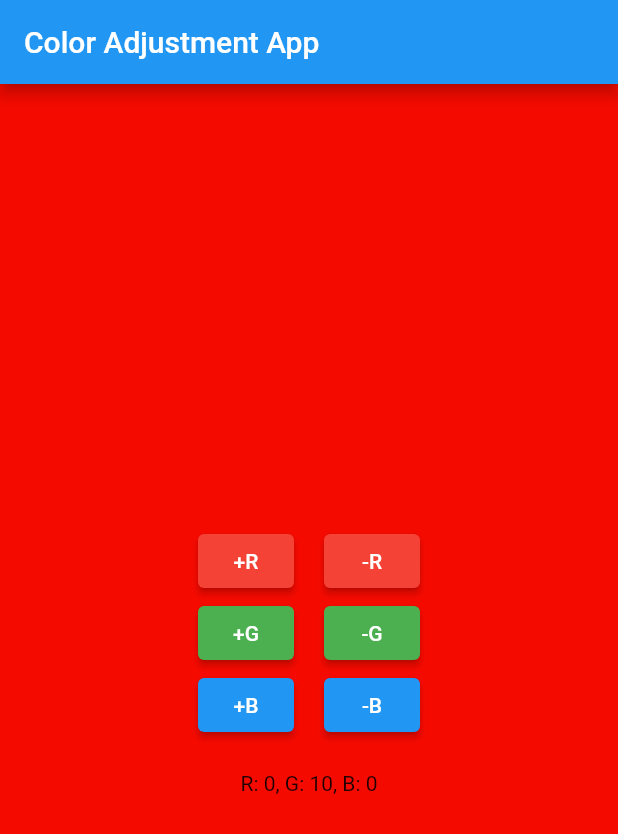
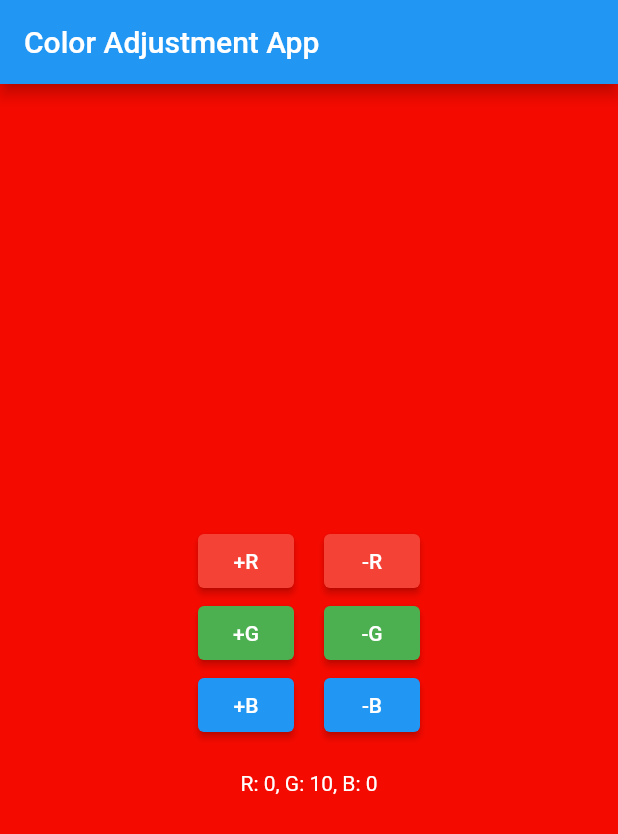
Before and after one commit to rafa-simoes22/tons_cores, a Flutter app: the screen it shows after launch, after a tap on "-R", after a tap on "+G", on a phone screen of 412 x 824 dp. Shown: the top 834 px of the screen. Run offline on Flutter 3.47's test engine with Material 2 defaults, Android fonts, the phone set to English and light mode, and no system bars.

Commit message:
alterando a cor da fonte

```diff
--- a/lib/main.dart
+++ b/lib/main.dart
@@ -23,26 +23,36 @@ class _ColorAdjustmentAppState extends State<ColorAdjustmentApp> {
   int greenValue = 0;
   int blueValue = 0;
   Color backgroundColor = Colors.white;
+  Color fontColor = Colors.black;
 
   void adjustRed(int delta) {
     setState(() {
       redValue = (redValue + delta).clamp(0, 255);
-      backgroundColor = Color.fromARGB(255, redValue, greenValue, blueValue);
+      updateBackgroundAndFontColor();
     });
   }
 
   void adjustGreen(int delta) {
     setState(() {
       greenValue = (greenValue + delta).clamp(0, 255);
-      backgroundColor = Color.fromARGB(255, redValue, greenValue, blueValue);
+      updateBackgroundAndFontColor();
     });
   }
 
   void adjustBlue(int delta) {
     setState(() {
       blueValue = (blueValue + delta).clamp(0, 255);
-      backgroundColor = Color.fromARGB(255, redValue, greenValue, blueValue);
+      updateBackgroundAndFontColor();
     });
+  }
+
+  void updateBackgroundAndFontColor() {
+    backgroundColor = Color.fromARGB(255, redValue, greenValue, blueValue);
+
+    // Determine the appropriate font color based on background brightness
+    double brightness =
+        (redValue * 0.299 + greenValue * 0.587 + blueValue * 0.114) / 255;
+    fontColor = brightness > 0.5 ? Colors.black : Colors.white;
   }
 
   @override
@@ -130,7 +140,10 @@ class _ColorAdjustmentAppState extends State<ColorAdjustmentApp> {
                 ],
               ),
               SizedBox(height: 20),
-              Text('R: $redValue, G: $greenValue, B: $blueValue'),
+              Text(
+                'R: $redValue, G: $greenValue, B: $blueValue',
+                style: TextStyle(color: fontColor),
+              ),
             ],
           ),
         ),
```
